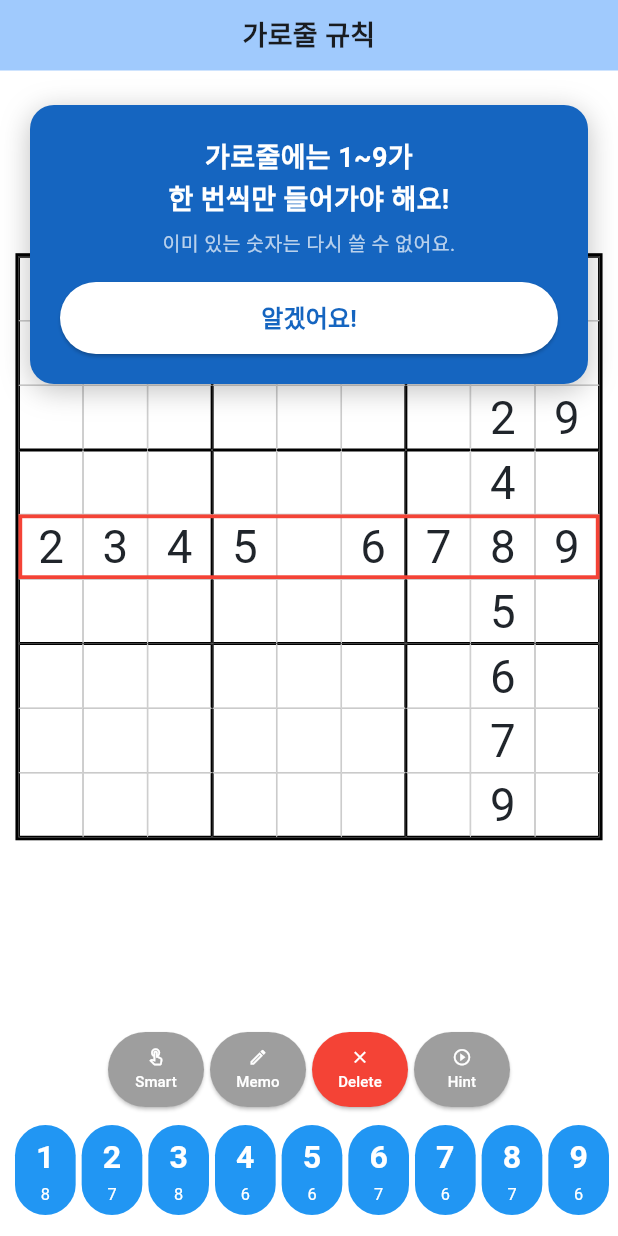
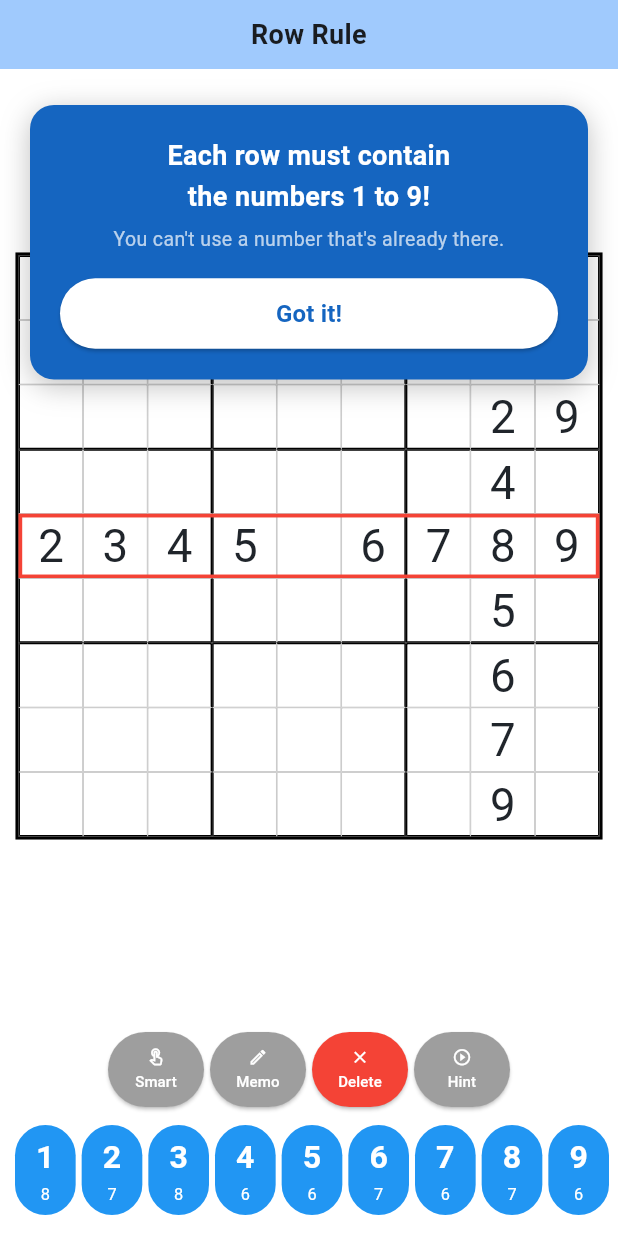
Before and after one commit to decay82/sudokimeki, a Flutter app: the TutorialScreen screen opened directly with empty values, on a phone screen of 412 x 824 dp. Run offline on Flutter 3.47's test engine with Material 3 defaults, Android fonts, the phone set to English and light mode, and no system bars; our stand-ins replace audioplayers, confetti, firebase_analytics, firebase_core, google_mobile_ads, shared_preferences; missing offline and left inert: in_app_update; accounts and stored records are empty; network calls fail; statements that could not run were skipped.

Commit message:
튜토리얼 다국어(i18n) 적용 및 버전 1.2.1+23 업데이트
- 튜토리얼 화면 전체 텍스트 AppLocalizations 적용 (한국어/영어)
- ARB 파일에 tutorial 관련 문자열 추가 (헤더, 툴팁, 안내, 완료 다이얼로그)
- 버전 1.2.0+22 → 1.2.1+23

Co-Authored-By: Claude Sonnet 4.6 <noreply@anthropic.com>

```diff
--- a/lib/l10n/app_en.arb
+++ b/lib/l10n/app_en.arb
@@ -216,5 +216,33 @@
   "noDailyMissionsYet": "No daily missions yet",
   "inProgress": "In Progress",
   "confirm": "Confirm",
-  "gameOverMessage": "Game ends after 3 mistakes."
+  "gameOverMessage": "Game ends after 3 mistakes.",
+
+  "tutorialRowRule": "Row Rule",
+  "tutorialColRule": "Column Rule",
+  "tutorialBoxRule": "3×3 Rule",
+
+  "tutorialStep0Message": "Each row must contain\nthe numbers 1 to 9!",
+  "tutorialStep0Sub": "You can't use a number that's already there.",
+  "tutorialGotIt": "Got it!",
+  "tutorialNext": "Next",
+
+  "tutorialStep4Message": "Well done! 🎉\nRow completed!",
+  "tutorialStep4Sub": "Now let's learn the column rule.",
+
+  "tutorialStep5Message": "Columns follow the same rule!\nEach must contain 1 to 9.",
+  "tutorialStep5Sub": "No duplicate numbers in a column.",
+
+  "tutorialStep9Message": "Each 3×3 block must also\ncontain 1 to 9!",
+  "tutorialStep9Sub": "Numbers inside the red box can't repeat.",
+
+  "tutorialTapSmartButton": "Tap the Smart Input button.\nIt makes the game easier to play.",
+  "tutorialTapNumber": "Tap this number.",
+  "tutorialTapCell": "Select this cell.",
+
+  "tutorialGreat": "Well done!",
+  "tutorialAllNumbers": "Using All Numbers",
+  "tutorialBox3x3": "3×3 Block",
+  "tutorialSolvedMethod": "You've learned how to solve it.",
+  "tutorialStartGame": "Start Game"
 }
--- a/lib/l10n/app_localizations.dart
+++ b/lib/l10n/app_localizations.dart
@@ -649,6 +649,132 @@ abstract class AppLocalizations {
   /// In en, this message translates to:
   /// **'Game ends after 3 mistakes.'**
   String get gameOverMessage;
+
+  /// No description provided for @tutorialRowRule.
+  ///
+  /// In en, this message translates to:
+  /// **'Row Rule'**
+  String get tutorialRowRule;
+
+  /// No description provided for @tutorialColRule.
+  ///
+  /// In en, this message translates to:
+  /// **'Column Rule'**
+  String get tutorialColRule;
+
+  /// No description provided for @tutorialBoxRule.
+  ///
+  /// In en, this message translates to:
+  /// **'3×3 Rule'**
+  String get tutorialBoxRule;
+
+  /// No description provided for @tutorialStep0Message.
+  ///
+  /// In en, this message translates to:
+  /// **'Each row must contain\nthe numbers 1 to 9!'**
+  String get tutorialStep0Message;
+
+  /// No description provided for @tutorialStep0Sub.
+  ///
+  /// In en, this message translates to:
+  /// **'You can\'t use a number that\'s already there.'**
+  String get tutorialStep0Sub;
+
+  /// No description provided for @tutorialGotIt.
+  ///
+  /// In en, this message translates to:
+  /// **'Got it!'**
+  String get tutorialGotIt;
+
+  /// No description provided for @tutorialNext.
+  ///
+  /// In en, this message translates to:
+  /// **'Next'**
+  String get tutorialNext;
+
+  /// No description provided for @tutorialStep4Message.
+  ///
+  /// In en, this message translates to:
+  /// **'Well done! 🎉\nRow completed!'**
+  String get tutorialStep4Message;
+
+  /// No description provided for @tutorialStep4Sub.
+  ///
+  /// In en, this message translates to:
+  /// **'Now let\'s learn the column rule.'**
+  String get tutorialStep4Sub;
+
+  /// No description provided for @tutorialStep5Message.
+  ///
+  /// In en, this message translates to:
+  /// **'Columns follow the same rule!\nEach must contain 1 to 9.'**
+  String get tutorialStep5Message;
+
+  /// No description provided for @tutorialStep5Sub.
+  ///
+  /// In en, this message translates to:
+  /// **'No duplicate numbers in a column.'**
+  String get tutorialStep5Sub;
+
+  /// No description provided for @tutorialStep9Message.
+  ///
+  /// In en, this message translates to:
+  /// **'Each 3×3 block must also\ncontain 1 to 9!'**
+  String get tutorialStep9Message;
+
+  /// No description provided for @tutorialStep9Sub.
+  ///
+  /// In en, this message translates to:
+  /// **'Numbers inside the red box can\'t repeat.'**
+  String get tutorialStep9Sub;
+
+  /// No description provided for @tutorialTapSmartButton.
+  ///
+  /// In en, this message translates to:
+  /// **'Tap the Smart Input button.\nIt makes the game easier to play.'**
+  String get tutorialTapSmartButton;
+
+  /// No description provided for @tutorialTapNumber.
+  ///
+  /// In en, this message translates to:
+  /// **'Tap this number.'**
+  String get tutorialTapNumber;
+
+  /// No description provided for @tutorialTapCell.
+  ///
+  /// In en, this message translates to:
+  /// **'Select this cell.'**
+  String get tutorialTapCell;
+
+  /// No description provided for @tutorialGreat.
+  ///
+  /// In en, this message translates to:
+  /// **'Well done!'**
+  String get tutorialGreat;
+
+  /// No description provided for @tutorialAllNumbers.
+  ///
+  /// In en, this message translates to:
+  /// **'Using All Numbers'**
+  String get tutorialAllNumbers;
+
+  /// No description provided for @tutorialBox3x3.
+  ///
+  /// In en, this message translates to:
+  /// **'3×3 Block'**
+  String get tutorialBox3x3;
+
+  /// No description provided for @tutorialSolvedMethod.
+  ///
+  /// In en, this message translates to:
+  /// **'You\'ve learned how to solve it.'**
+  String get tutorialSolvedMethod;
+
+  /// No description provided for @tutorialStartGame.
+  ///
+  /// In en, this message translates to:
+  /// **'Start Game'**
+  String get tutorialStartGame;
 }
 
 class _AppLocalizationsDelegate
--- a/lib/l10n/app_localizations_en.dart
+++ b/lib/l10n/app_localizations_en.dart
@@ -307,4 +307,72 @@ class AppLocalizationsEn extends AppLocalizations {
 
   @override
   String get gameOverMessage => 'Game ends after 3 mistakes.';
+
+  @override
+  String get tutorialRowRule => 'Row Rule';
+
+  @override
+  String get tutorialColRule => 'Column Rule';
+
+  @override
+  String get tutorialBoxRule => '3×3 Rule';
+
+  @override
+  String get tutorialStep0Message =>
+      'Each row must contain\nthe numbers 1 to 9!';
+
+  @override
+  String get tutorialStep0Sub =>
+      'You can\'t use a number that\'s already there.';
+
+  @override
+  String get tutorialGotIt => 'Got it!';
+
+  @override
+  String get tutorialNext => 'Next';
+
+  @override
+  String get tutorialStep4Message => 'Well done! 🎉\nRow completed!';
+
+  @override
+  String get tutorialStep4Sub => 'Now let\'s learn the column rule.';
+
+  @override
+  String get tutorialStep5Message =>
+      'Columns follow the same rule!\nEach must contain 1 to 9.';
+
+  @override
+  String get tutorialStep5Sub => 'No duplicate numbers in a column.';
+
+  @override
+  String get tutorialStep9Message =>
+      'Each 3×3 block must also\ncontain 1 to 9!';
+
+  @override
+  String get tutorialStep9Sub => 'Numbers inside the red box can\'t repeat.';
+
+  @override
+  String get tutorialTapSmartButton =>
+      'Tap the Smart Input button.\nIt makes the game easier to play.';
+
+  @override
+  String get tutorialTapNumber => 'Tap this number.';
+
+  @override
+  String get tutorialTapCell => 'Select this cell.';
+
+  @override
+  String get tutorialGreat => 'Well done!';
+
+  @override
+  String get tutorialAllNumbers => 'Using All Numbers';
+
+  @override
+  String get tutorialBox3x3 => '3×3 Block';
+
+  @override
+  String get tutorialSolvedMethod => 'You\'ve learned how to solve it.';
+
+  @override
+  String get tutorialStartGame => 'Start Game';
 }
--- a/lib/screens/tutorial_screen.dart
+++ b/lib/screens/tutorial_screen.dart
@@ -4,6 +4,7 @@ import '../models/sudoku_game.dart';
 import '../utils/tutorial_storage.dart';
 import '../widgets/sudoku_board.dart';
 import '../widgets/number_pad.dart';
+import '../l10n/app_localizations.dart';
 import 'sudoku_screen.dart';
 
 // 튜토리얼 단계 정의
@@ -161,7 +162,7 @@ class _TutorialScreenState extends State<TutorialScreen> {
                 // 실제 게임 UI
                 Column(
                   children: [
-                    _buildHeader(),
+                    _buildHeader(context),
                     const Expanded(flex: 3, child: Center(child: SudokuBoard())),
                     const NumberPad(),
                     const SizedBox(height: 8),
@@ -170,7 +171,7 @@ class _TutorialScreenState extends State<TutorialScreen> {
                 // 튜토리얼 오버레이
                 if (!_showCompletion) _buildOverlay(context),
                 // 완료 다이얼로그
-                if (_showCompletion) _buildCompletionDialog(),
+                if (_showCompletion) _buildCompletionDialog(context),
               ],
             ),
           ),
@@ -216,7 +217,8 @@ class _TutorialScreenState extends State<TutorialScreen> {
     });
   }
 
-  Widget _buildHeader() {
+  Widget _buildHeader(BuildContext context) {
+    final l10n = AppLocalizations.of(context)!;
     return Container(
       padding: const EdgeInsets.symmetric(horizontal: 16, vertical: 10),
       color: Theme.of(context).colorScheme.inversePrimary,
@@ -225,7 +227,7 @@ class _TutorialScreenState extends State<TutorialScreen> {
           const SizedBox(width: 32),
           Expanded(
             child: Text(
-              _step <= 4 ? '가로줄 규칙' : (_step <= 7 ? '세로줄 규칙' : '3×3 규칙'),
+              _step <= 4 ? l10n.tutorialRowRule : (_step <= 7 ? l10n.tutorialColRule : l10n.tutorialBoxRule),
               textAlign: TextAlign.center,
               style: const TextStyle(
                 fontSize: 18,
@@ -240,53 +242,52 @@ class _TutorialScreenState extends State<TutorialScreen> {
   }
 
   Widget _buildOverlay(BuildContext context) {
+    final l10n = AppLocalizations.of(context)!;
     switch (_step) {
       case 0:
         return _buildTooltip(
-          message: '가로줄에는 1~9가\n한 번씩만 들어가야 해요!',
-          sub: '이미 있는 숫자는 다시 쓸 수 없어요.',
-          buttonLabel: '알겠어요!',
+          message: l10n.tutorialStep0Message,
+          sub: l10n.tutorialStep0Sub,
+          buttonLabel: l10n.tutorialGotIt,
           onButton: _nextStep,
         );
       case 1:
-        return _buildGuideWithArrow(
-          '스마트 입력 버튼을 누르세요.\n더 편리하게 게임을 진행할 수 있습니다.',
-        );
+        return _buildGuideWithArrow(l10n.tutorialTapSmartButton);
       case 2:
-        return _buildNumberGuide('이 숫자를 탭하세요.');
+        return _buildNumberGuide(l10n.tutorialTapNumber);
       case 3:
-        return _buildCellTargetGuide('이 셀을 선택하세요.');
+        return _buildCellTargetGuide(l10n.tutorialTapCell);
       case 4:
         return _buildTooltip(
-          message: '잘했어요! 🎉\n가로줄이 완성됐어요',
-          sub: '이번엔 세로줄 규칙을 배워봐요.',
-          buttonLabel: '다음',
+          message: l10n.tutorialStep4Message,
+          sub: l10n.tutorialStep4Sub,
+          buttonLabel: l10n.tutorialNext,
           onButton: _nextStep,
         );
       case 5:
         return _buildTooltip(
-          message: '세로줄도 같은 규칙이에요!\n1~9가 한 번씩만 들어가야 해요.',
-          sub: '위아래로 같은 숫자가 있으면 안 돼요.',
-          buttonLabel: '알겠어요!',
+          message: l10n.tutorialStep5Message,
+          sub: l10n.tutorialStep5Sub,
+          buttonLabel: l10n.tutorialGotIt,
           onButton: _nextStep,
         );
       case 6:
-        return _buildNumberGuide('이 숫자를 탭하세요.', targetButtonIndex: 2);
+        return _buildNumberGuide(l10n.tutorialTapNumber, targetButtonIndex: 2);
       case 7:
-        return _buildCellArrowGuide('이 셀을 선택하세요.', _colTargetRow, _colTargetCol);
-      case 8: // 중간 완료 팝업이 _buildCompletionDialog로 처리됨
+        return _buildCellArrowGuide(l10n.tutorialTapCell, _colTargetRow, _colTargetCol);
+      case 8:
         return const SizedBox.shrink();
       case 9:
         return _buildTooltip(
-          message: '3×3 블록 안에도\n1~9가 한 번씩 들어가야 해요!',
-          sub: '빨간 박스 안의 숫자도 겹칠 수 없어요.',
-          buttonLabel: '알겠어요!',
+          message: l10n.tutorialStep9Message,
+          sub: l10n.tutorialStep9Sub,
+          buttonLabel: l10n.tutorialGotIt,
           onButton: _nextStep,
         );
       case 10:
-        return _buildNumberGuide('이 숫자를 탭하세요.', targetButtonIndex: 5);
+        return _buildNumberGuide(l10n.tutorialTapNumber, targetButtonIndex: 5);
       case 11:
-        return _buildCellArrowGuide('이 셀을 선택하세요.', _boxTargetRow, _boxTargetCol);
+        return _buildCellArrowGuide(l10n.tutorialTapCell, _boxTargetRow, _boxTargetCol);
       default:
         return const SizedBox.shrink();
     }
@@ -505,7 +506,8 @@ class _TutorialScreenState extends State<TutorialScreen> {
     );
   }
 
-  Widget _buildCompletionDialog() {
+  Widget _buildCompletionDialog(BuildContext context) {
+    final l10n = AppLocalizations.of(context)!;
     return Positioned.fill(
       child: Container(
         color: Colors.black.withValues(alpha: 0.5),
@@ -538,9 +540,9 @@ class _TutorialScreenState extends State<TutorialScreen> {
                   ),
                 ),
                 const SizedBox(height: 16),
-                const Text(
-                  '잘했어요!',
-                  style: TextStyle(
+                Text(
+                  l10n.tutorialGreat,
+                  style: const TextStyle(
                     fontSize: 24,
                     fontWeight: FontWeight.bold,
                     color: Color(0xFF1A1A2E),
@@ -548,7 +550,7 @@ class _TutorialScreenState extends State<TutorialScreen> {
                 ),
                 const SizedBox(height: 8),
                 Text(
-                  _step == 8 ? '모든 숫자 사용하기' : '3×3 블럭',
+                  _step == 8 ? l10n.tutorialAllNumbers : l10n.tutorialBox3x3,
                   textAlign: TextAlign.center,
                   style: const TextStyle(
                     fontSize: 17,
@@ -557,10 +559,10 @@ class _TutorialScreenState extends State<TutorialScreen> {
                   ),
                 ),
                 const SizedBox(height: 4),
-                const Text(
-                  '풀이 방법을 익혔습니다.',
+                Text(
+                  l10n.tutorialSolvedMethod,
                   textAlign: TextAlign.center,
-                  style: TextStyle(
+                  style: const TextStyle(
                     fontSize: 15,
                     color: Color(0xFF555555),
                     height: 1.5,
@@ -581,7 +583,7 @@ class _TutorialScreenState extends State<TutorialScreen> {
                       elevation: 0,
                     ),
                     child: Text(
-                      _step == 8 ? '다음' : '게임 시작하기',
+                      _step == 8 ? l10n.tutorialNext : l10n.tutorialStartGame,
                       style: const TextStyle(
                         fontSize: 17,
                         fontWeight: FontWeight.bold,
--- a/pubspec.yaml
+++ b/pubspec.yaml
@@ -16,7 +16,7 @@ publish_to: 'none' # Remove this line if you wish to publish to pub.dev
 # https://developer.apple.com/library/archive/documentation/General/Reference/InfoPlistKeyReference/Articles/CoreFoundationKeys.html
 # In Windows, build-name is used as the major, minor, and patch parts
 # of the product and file versions while build-number is used as the build suffix.
-version: 1.2.0+22
+version: 1.2.1+23
 
 environment:
   sdk: ^3.9.2
```
Also changed, not shown: lib/l10n/app_ko.arb (+29 -1 lines), lib/l10n/app_localizations_ko.dart (+64 -0 lines).
